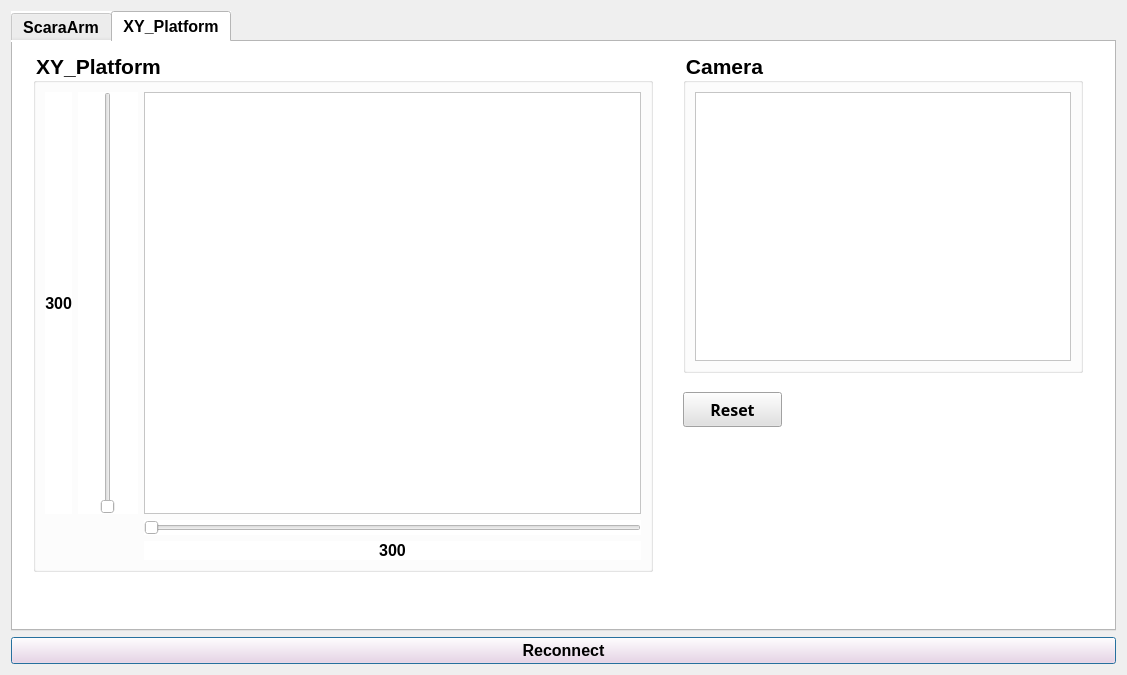
Qt form src/Gui/ui/Form_Scara.ui (aiRobots-athome/Joy) before a commit.
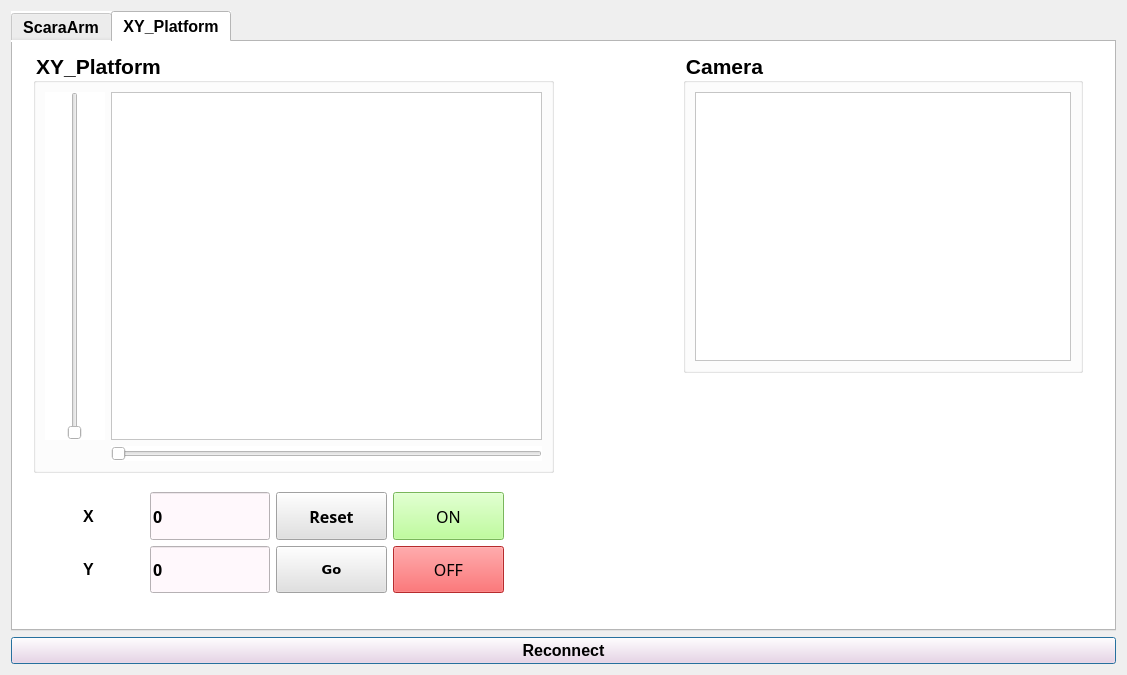
The same form after that commit.

Commit message: update XY_Platform

The edit to the form file:
```diff
--- a/src/Gui/ui/Form_Scara.ui
+++ b/src/Gui/ui/Form_Scara.ui
@@ -1616,8 +1616,8 @@
         <rect>
          <x>20</x>
          <y>10</y>
-         <width>620</width>
-         <height>520</height>
+         <width>521</width>
+         <height>421</height>
         </rect>
        </property>
        <property name="font">
@@ -1631,7 +1631,7 @@
         <string>XY_Platform</string>
        </property>
        <layout class="QGridLayout" name="gridLayout_5">
-        <item row="1" column="2">
+        <item row="1" column="3">
          <widget class="QSlider" name="XYPlatform_slider_X">
           <property name="minimumSize">
            <size>
@@ -1646,7 +1646,7 @@
            <string notr="true"/>
           </property>
           <property name="maximum">
-           <number>300</number>
+           <number>154</number>
           </property>
           <property name="orientation">
            <enum>Qt::Horizontal</enum>
@@ -1657,9 +1657,6 @@
          </widget>
         </item>
         <item row="0" column="2">
-         <widget class="QGraphicsView" name="graphicsView"/>
-        </item>
-        <item row="0" column="1">
          <widget class="QSlider" name="XYPlatform_slider_Y">
           <property name="minimumSize">
            <size>
@@ -1674,46 +1671,15 @@
            </size>
           </property>
           <property name="maximum">
-           <number>300</number>
+           <number>227</number>
           </property>
           <property name="orientation">
            <enum>Qt::Vertical</enum>
           </property>
          </widget>
         </item>
-        <item row="2" column="2">
-         <widget class="QLabel" name="XYPlatform_label_X">
-          <property name="font">
-           <font>
-            <pointsize>12</pointsize>
-            <weight>75</weight>
-            <bold>true</bold>
-           </font>
-          </property>
-          <property name="text">
-           <string>300</string>
-          </property>
-          <property name="alignment">
-           <set>Qt::AlignCenter</set>
-          </property>
-         </widget>
-        </item>
-        <item row="0" column="0">
-         <widget class="QLabel" name="XYPlatform_label_Y">
-          <property name="font">
-           <font>
-            <pointsize>12</pointsize>
-            <weight>75</weight>
-            <bold>true</bold>
-           </font>
-          </property>
-          <property name="text">
-           <string>300</string>
-          </property>
-          <property name="alignment">
-           <set>Qt::AlignRight|Qt::AlignTrailing|Qt::AlignVCenter</set>
-          </property>
-         </widget>
+        <item row="0" column="3">
+         <widget class="QGraphicsView" name="graphicsView"/>
         </item>
        </layout>
       </widget>
@@ -1742,29 +1708,294 @@
         </item>
        </layout>
       </widget>
-      <widget class="QPushButton" name="XYPlatform_btn_Reset">
+      <widget class="QWidget" name="layoutWidget">
        <property name="geometry">
         <rect>
-         <x>670</x>
-         <y>350</y>
-         <width>99</width>
-         <height>35</height>
+         <x>20</x>
+         <y>450</y>
+         <width>471</width>
+         <height>101</height>
         </rect>
        </property>
-       <property name="font">
-        <font>
-         <family>微軟正黑體</family>
-         <pointsize>12</pointsize>
-         <weight>75</weight>
-         <bold>true</bold>
-        </font>
-       </property>
-       <property name="styleSheet">
-        <string notr="true">background-color: rgb(225, 225, 225);</string>
-       </property>
-       <property name="text">
-        <string>Reset</string>
-       </property>
+       <layout class="QGridLayout" name="gridLayout_6">
+        <item row="0" column="0">
+         <widget class="QLabel" name="XYPlatform_label_title_X">
+          <property name="minimumSize">
+           <size>
+            <width>0</width>
+            <height>0</height>
+           </size>
+          </property>
+          <property name="maximumSize">
+           <size>
+            <width>120</width>
+            <height>50</height>
+           </size>
+          </property>
+          <property name="font">
+           <font>
+            <family>Ubuntu</family>
+            <pointsize>12</pointsize>
+            <weight>75</weight>
+            <italic>false</italic>
+            <bold>true</bold>
+           </font>
+          </property>
+          <property name="layoutDirection">
+           <enum>Qt::LeftToRight</enum>
+          </property>
+          <property name="styleSheet">
+           <string notr="true"/>
+          </property>
+          <property name="text">
+           <string>X</string>
+          </property>
+          <property name="alignment">
+           <set>Qt::AlignCenter</set>
+          </property>
+         </widget>
+        </item>
+        <item row="0" column="1">
+         <widget class="QLineEdit" name="XYPlatform_lineEdit_X">
+          <property name="minimumSize">
+           <size>
+            <width>0</width>
+            <height>0</height>
+           </size>
+          </property>
+          <property name="maximumSize">
+           <size>
+            <width>120</width>
+            <height>50</height>
+           </size>
+          </property>
+          <property name="font">
+           <font>
+            <family>微軟正黑體</family>
+            <pointsize>12</pointsize>
+            <weight>75</weight>
+            <bold>true</bold>
+           </font>
+          </property>
+          <property name="layoutDirection">
+           <enum>Qt::LeftToRight</enum>
+          </property>
+          <property name="styleSheet">
+           <string notr="true">background-color:rgb(255, 248, 252)</string>
+          </property>
+          <property name="text">
+           <string>0</string>
+          </property>
+          <property name="maxLength">
+           <number>3</number>
+          </property>
+          <property name="alignment">
+           <set>Qt::AlignLeading|Qt::AlignLeft|Qt::AlignVCenter</set>
+          </property>
+         </widget>
+        </item>
+        <item row="0" column="2">
+         <widget class="QPushButton" name="XYPlatform_btn_Reset">
+          <property name="maximumSize">
+           <size>
+            <width>120</width>
+            <height>50</height>
+           </size>
+          </property>
+          <property name="font">
+           <font>
+            <family>微軟正黑體</family>
+            <pointsize>12</pointsize>
+            <weight>75</weight>
+            <bold>true</bold>
+           </font>
+          </property>
+          <property name="styleSheet">
+           <string notr="true">background-color: rgb(225, 225, 225);</string>
+          </property>
+          <property name="text">
+           <string>Reset</string>
+          </property>
+         </widget>
+        </item>
+        <item row="0" column="3">
+         <widget class="QPushButton" name="XYPlatform_btn_Start">
+          <property name="minimumSize">
+           <size>
+            <width>0</width>
+            <height>0</height>
+           </size>
+          </property>
+          <property name="maximumSize">
+           <size>
+            <width>120</width>
+            <height>50</height>
+           </size>
+          </property>
+          <property name="font">
+           <font>
+            <family>Noto Sans CJK JP DemiLight</family>
+            <pointsize>12</pointsize>
+            <kerning>false</kerning>
+           </font>
+          </property>
+          <property name="styleSheet">
+           <string notr="true">background-color: rgb(170, 255, 127);</string>
+          </property>
+          <property name="text">
+           <string>ON</string>
+          </property>
+          <property name="iconSize">
+           <size>
+            <width>4</width>
+            <height>0</height>
+           </size>
+          </property>
+         </widget>
+        </item>
+        <item row="1" column="0">
+         <widget class="QLabel" name="XYPlatform_label_title_Y">
+          <property name="minimumSize">
+           <size>
+            <width>0</width>
+            <height>0</height>
+           </size>
+          </property>
+          <property name="maximumSize">
+           <size>
+            <width>120</width>
+            <height>50</height>
+           </size>
+          </property>
+          <property name="font">
+           <font>
+            <pointsize>12</pointsize>
+            <weight>75</weight>
+            <bold>true</bold>
+           </font>
+          </property>
+          <property name="layoutDirection">
+           <enum>Qt::LeftToRight</enum>
+          </property>
+          <property name="styleSheet">
+           <string notr="true"/>
+          </property>
+          <property name="text">
+           <string>Y</string>
+          </property>
+          <property name="alignment">
+           <set>Qt::AlignCenter</set>
+          </property>
+         </widget>
+        </item>
+        <item row="1" column="1">
+         <widget class="QLineEdit" name="XYPlatform_lineEdit_Y">
+          <property name="minimumSize">
+           <size>
+            <width>0</width>
+            <height>0</height>
+           </size>
+          </property>
+          <property name="maximumSize">
+           <size>
+            <width>120</width>
+            <height>50</height>
+           </size>
+          </property>
+          <property name="font">
+           <font>
+            <family>微軟正黑體</family>
+            <pointsize>12</pointsize>
+            <weight>75</weight>
+            <bold>true</bold>
+           </font>
+          </property>
+          <property name="layoutDirection">
+           <enum>Qt::LeftToRight</enum>
+          </property>
+          <property name="styleSheet">
+           <string notr="true">background-color:rgb(255, 248, 252)</string>
+          </property>
+          <property name="text">
+           <string>0</string>
+          </property>
+          <property name="maxLength">
+           <number>3</number>
+          </property>
+          <property name="alignment">
+           <set>Qt::AlignLeading|Qt::AlignLeft|Qt::AlignVCenter</set>
+          </property>
+         </widget>
+        </item>
+        <item row="1" column="2">
+         <widget class="QPushButton" name="XYPlatform_btn_PosGo">
+          <property name="minimumSize">
+           <size>
+            <width>0</width>
+            <height>0</height>
+           </size>
+          </property>
+          <property name="maximumSize">
+           <size>
+            <width>120</width>
+            <height>50</height>
+           </size>
+          </property>
+          <property name="font">
+           <font>
+            <family>Bitstream Vera Sans</family>
+            <pointsize>10</pointsize>
+            <weight>75</weight>
+            <bold>true</bold>
+           </font>
+          </property>
+          <property name="styleSheet">
+           <string notr="true">background-color: rgb(225, 225, 225);</string>
+          </property>
+          <property name="text">
+           <string>Go</string>
+          </property>
+          <property name="autoExclusive">
+           <bool>true</bool>
+          </property>
+         </widget>
+        </item>
+        <item row="1" column="3">
+         <widget class="QPushButton" name="XYPlatform_btn_Stop">
+          <property name="minimumSize">
+           <size>
+            <width>0</width>
+            <height>0</height>
+           </size>
+          </property>
+          <property name="maximumSize">
+           <size>
+            <width>120</width>
+            <height>50</height>
+           </size>
+          </property>
+          <property name="font">
+           <font>
+            <family>Noto Sans CJK JP DemiLight</family>
+            <pointsize>12</pointsize>
+            <kerning>false</kerning>
+           </font>
+          </property>
+          <property name="styleSheet">
+           <string notr="true">background-color :rgb(255, 60, 63)</string>
+          </property>
+          <property name="text">
+           <string>OFF</string>
+          </property>
+          <property name="iconSize">
+           <size>
+            <width>0</width>
+            <height>0</height>
+           </size>
+          </property>
+         </widget>
+        </item>
+       </layout>
       </widget>
      </widget>
     </widget>
```
The commit also changes 8 other files.
